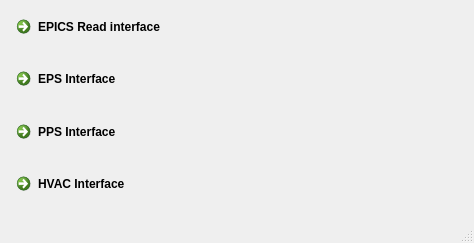
Old version of the form myInterface/telaInicial.ui in the repository semissatto2/Interface_files.
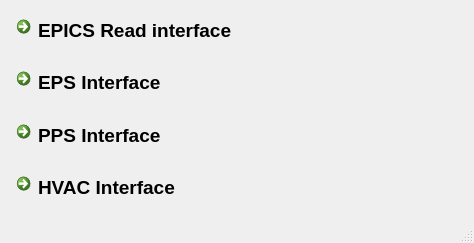
New version of the form. Icons and pictures are not drawn.

Patch:
```diff
--- a/myInterface/telaInicial.ui
+++ b/myInterface/telaInicial.ui
@@ -38,6 +38,11 @@
      <layout class="QVBoxLayout" name="verticalLayout">
       <item>
        <widget class="QCommandLinkButton" name="LinkButtonEPICS">
+        <property name="font">
+         <font>
+          <pointsize>14</pointsize>
+         </font>
+        </property>
         <property name="autoFillBackground">
          <bool>false</bool>
         </property>
@@ -70,6 +75,11 @@
       </item>
       <item>
        <widget class="QCommandLinkButton" name="LinkButtonEPS">
+        <property name="font">
+         <font>
+          <pointsize>14</pointsize>
+         </font>
+        </property>
         <property name="text">
          <string>EPS Interface</string>
         </property>
@@ -80,6 +90,11 @@
       </item>
       <item>
        <widget class="QCommandLinkButton" name="LinkButtonPPS">
+        <property name="font">
+         <font>
+          <pointsize>14</pointsize>
+         </font>
+        </property>
         <property name="text">
          <string>PPS Interface</string>
         </property>
@@ -87,6 +102,11 @@
       </item>
       <item>
        <widget class="QCommandLinkButton" name="LinkButtonHVAC">
+        <property name="font">
+         <font>
+          <pointsize>14</pointsize>
+         </font>
+        </property>
         <property name="text">
          <string>HVAC Interface</string>
         </property>
```
Left out of the diff: 2 changed lines with no effect on the pictures.
